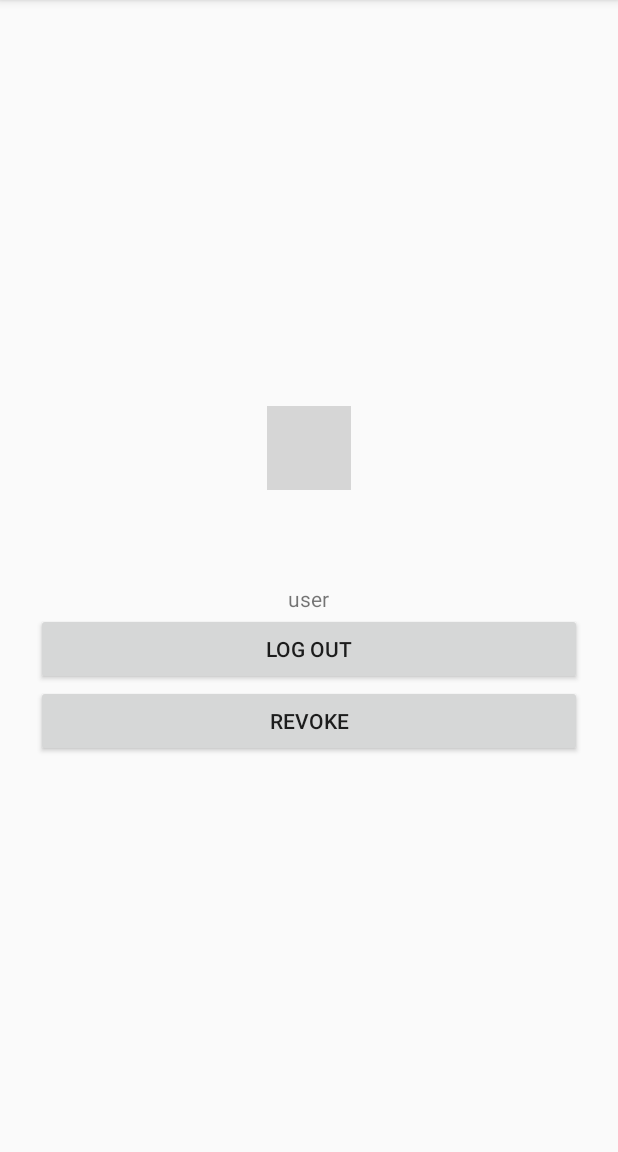
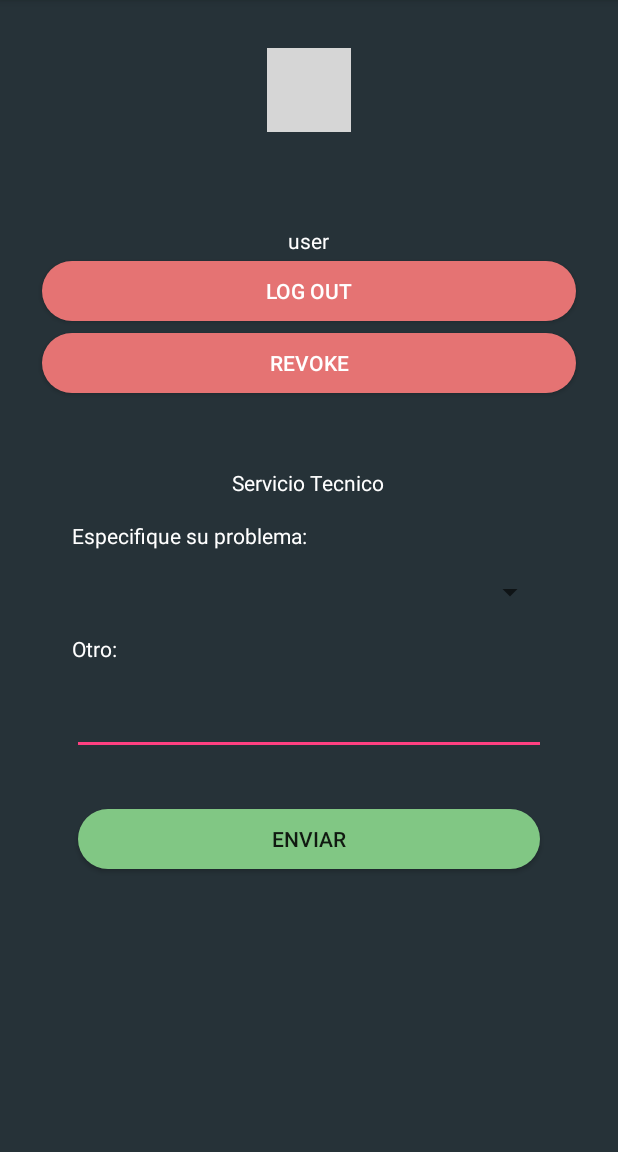
Before and after one commit to miguelabs02/PST_TA7_G3, an Android app: the screen it shows after launch once a user with an empty profile is signed in (MainActivity), on a phone screen of 412 x 824 dp, the part 84-1236 px from its top. Run offline under Robolectric (Android 15) with nearby library versions, the phone set to English and light mode, and no system bars; our stand-ins replace Firebase (no records; nobody signed in at launch, a user with empty details on screens opened directly); grey boxes are pictures that could not be loaded.

Commit message:
MainActivity 1ra parte

```diff
--- /dev/null
+++ b/app/src/main/res/drawable/btn_rounded_red_300.xml
@@ -0,0 +1,46 @@
+<?xml version="1.0" encoding="utf-8"?>
+<selector xmlns:android="http://schemas.android.com/apk/res/android">
+    <item android:state_pressed="true">
+
+        <layer-list>
+            <item android:bottom="4dp" android:left="4dp" android:right="4dp" android:top="4dp">
+                <shape android:shape="rectangle">
+                    <corners android:bottomLeftRadius="30dp" android:bottomRightRadius="30dp" android:radius="60dp" android:topLeftRadius="30dp" android:topRightRadius="30dp" />
+                    <solid android:color="@color/red_400" />
+                    <padding android:bottom="0dp" android:left="0dp" android:right="0dp" android:top="0dp" />
+                    <size android:width="110dp" android:height="40dp" />
+                </shape>
+            </item>
+        </layer-list>
+
+    </item>
+    <item android:state_focused="true">
+
+        <layer-list>
+            <item android:bottom="4dp" android:left="4dp" android:right="4dp" android:top="4dp">
+                <shape android:shape="rectangle">
+                    <corners android:bottomLeftRadius="30dp" android:bottomRightRadius="30dp" android:radius="60dp" android:topLeftRadius="30dp" android:topRightRadius="30dp" />
+                    <solid android:color="@color/red_400" />
+                    <padding android:bottom="0dp" android:left="0dp" android:right="0dp" android:top="0dp" />
+                    <size android:width="110dp" android:height="40dp" />
+                </shape>
+            </item>
+        </layer-list>
+
+    </item>
+
+    <item>
+
+        <layer-list>
+            <item android:bottom="4dp" android:left="4dp" android:right="4dp" android:top="4dp">
+                <shape android:shape="rectangle">
+                    <corners android:bottomLeftRadius="30dp" android:bottomRightRadius="30dp" android:radius="60dp" android:topLeftRadius="30dp" android:topRightRadius="30dp" />
+                    <solid android:color="@color/red_300" />
+                    <padding android:bottom="0dp" android:left="0dp" android:right="0dp" android:top="0dp" />
+                    <size android:width="110dp" android:height="40dp" />
+                </shape>
+            </item>
+        </layer-list>
+
+    </item>
+</selector>
--- a/app/src/main/res/layout/activity_login.xml
+++ /dev/null
@@ -1,10 +0,0 @@
-<?xml version="1.0" encoding="utf-8"?>
-<androidx.constraintlayout.widget.ConstraintLayout
-    xmlns:android="http://schemas.android.com/apk/res/android"
-    xmlns:app="http://schemas.android.com/apk/res-auto"
-    xmlns:tools="http://schemas.android.com/tools"
-    android:layout_width="match_parent"
-    android:layout_height="match_parent"
-    tools:context=".LoginActivity">
-
-</androidx.constraintlayout.widget.ConstraintLayout>
--- a/app/src/main/res/layout/activity_main.xml
+++ b/app/src/main/res/layout/activity_main.xml
@@ -5,6 +5,7 @@
     android:id="@+id/activity_main"
     android:layout_width="match_parent"
     android:layout_height="match_parent"
+    android:background="@color/blue_grey_900"
     android:orientation="vertical"
     android:paddingLeft="@dimen/activity_horizontal_margin"
     android:paddingTop="@dimen/activity_vertical_margin"
@@ -13,16 +14,16 @@
     tools:context="com.example.soportetecnico.MainActivity">
 
     <LinearLayout
+        android:id="@+id/linearLayout"
         android:layout_width="match_parent"
         android:layout_height="0dp"
         android:layout_marginStart="8dp"
         android:layout_marginTop="8dp"
         android:layout_marginEnd="8dp"
-        android:layout_marginBottom="8dp"
         android:gravity="center"
         android:orientation="vertical"
-        app:layout_constraintBottom_toBottomOf="parent"
         app:layout_constraintEnd_toEndOf="parent"
+        app:layout_constraintHorizontal_bias="0.0"
         app:layout_constraintStart_toStartOf="parent"
         app:layout_constraintTop_toTopOf="parent">
 
@@ -31,7 +32,7 @@
             android:layout_width="56dp"
             android:layout_height="56dp"
             android:layout_margin="8dp"
-            android:background="@color/colorAccent"
+            android:background="@android:color/white"
             android:contentDescription="@string/content_description" />
 
         <TextView
@@ -39,6 +40,7 @@
             android:layout_width="wrap_content"
             android:layout_height="wrap_content"
             android:text="@string/app_name"
+            android:textColor="@android:color/white"
             android:textSize="24sp" />
 
         <TextView
@@ -46,6 +48,7 @@
             android:layout_width="wrap_content"
             android:layout_height="wrap_content"
             android:text="@string/app_name"
+            android:textColor="@android:color/white"
             android:textSize="16sp" />
 
         <TextView
@@ -53,20 +56,90 @@
             android:layout_width="wrap_content"
             android:layout_height="wrap_content"
             android:text="@string/app_name"
+            android:textColor="@android:color/white"
             android:textSize="14sp" />
 
         <Button
             android:id="@+id/button2"
             android:layout_width="match_parent"
             android:layout_height="wrap_content"
+            android:background="@drawable/btn_rounded_red_300"
             android:onClick="logOut"
-            android:text="@string/log_out" />
+            android:text="@string/log_out"
+            android:textColor="@android:color/white" />
 
         <Button
             android:layout_width="match_parent"
             android:layout_height="wrap_content"
+            android:background="@drawable/btn_rounded_red_300"
             android:onClick="revoke"
-            android:text="@string/revoke" />
+            android:text="@string/revoke"
+            android:textColor="@android:color/white" />
+
+    </LinearLayout>
+
+    <LinearLayout
+        android:layout_width="match_parent"
+        android:layout_height="434dp"
+        android:layout_marginStart="8dp"
+        android:layout_marginEnd="8dp"
+        android:layout_marginBottom="8dp"
+        android:orientation="vertical"
+        android:padding="8dp"
+        app:layout_constraintBottom_toBottomOf="parent"
+        app:layout_constraintEnd_toEndOf="parent"
+        app:layout_constraintStart_toStartOf="parent"
+        app:layout_constraintTop_toBottomOf="@+id/linearLayout">
+
+        <TextView
+            android:id="@+id/textView20"
+            android:layout_width="wrap_content"
+            android:layout_height="wrap_content"
+            android:layout_gravity="center"
+            android:padding="16dp"
+            android:text="Servicio Tecnico"
+            android:textColor="#FFFFFF" />
+
+        <TextView
+            android:id="@+id/textView22"
+            android:layout_width="wrap_content"
+            android:layout_height="wrap_content"
+            android:layout_marginLeft="16dp"
+            android:text="Especifique su problema:"
+            android:textColor="#FFFFFF" />
+
+        <Spinner
+            android:id="@+id/problemasSpinner"
+            android:layout_width="match_parent"
+            android:layout_height="wrap_content"
+            android:layout_margin="16dp" />
+
+        <TextView
+            android:id="@+id/textView23"
+            android:layout_width="wrap_content"
+            android:layout_height="wrap_content"
+            android:layout_marginLeft="16dp"
+            android:text="Otro:"
+            android:textColor="#FFFFFF" />
+
+        <EditText
+            android:id="@+id/editText5"
+            android:layout_width="match_parent"
+            android:layout_height="wrap_content"
+            android:layout_margin="16dp"
+            android:ems="10"
+            android:gravity="start|top"
+            android:inputType="textMultiLine"
+            android:maxLines="8"
+            android:textColor="#FFFFFF" />
+
+        <Button
+            android:id="@+id/btn_enviar"
+            android:layout_width="match_parent"
+            android:layout_height="wrap_content"
+            android:layout_margin="16dp"
+            android:background="@drawable/btn_rounded_green_300"
+            android:text="Enviar" />
 
     </LinearLayout>
 
```
